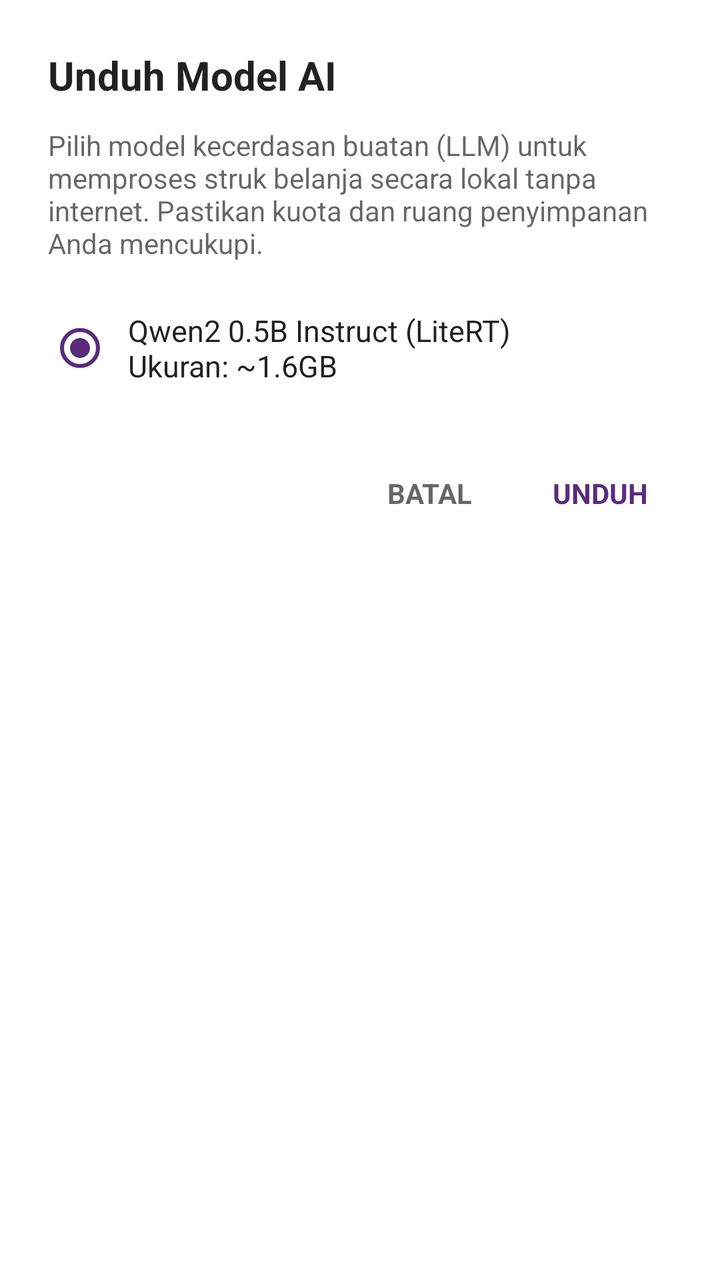
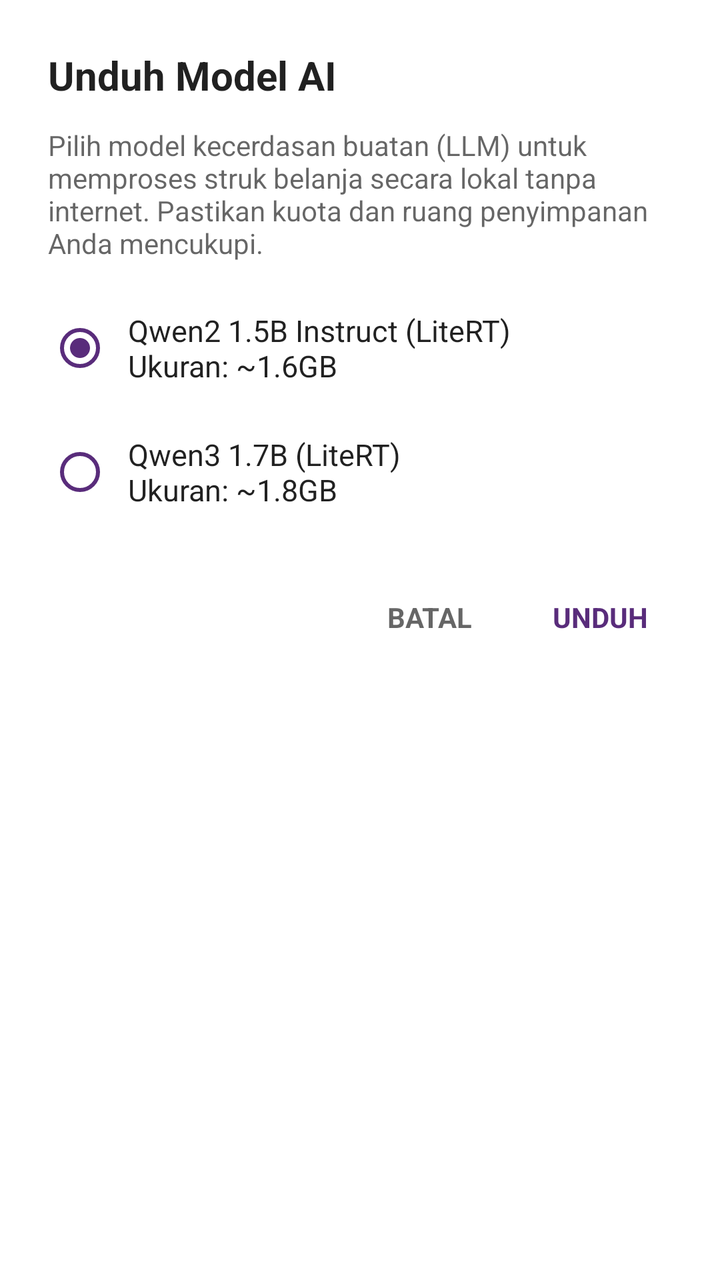

The first picture is an Android layout as it rendered before a commit; the second is the same layout after the commit. The layout source and the unified diff follow.
<!-- AndroidManifest.xml: application theme AppTheme -->
<!-- res/layout/dialog_llm.xml -->
<?xml version="1.0" encoding="utf-8"?>
<LinearLayout xmlns:android="http://schemas.android.com/apk/res/android"
    android:layout_width="match_parent"
    android:layout_height="wrap_content"
    xmlns:app="http://schemas.android.com/apk/res-auto"
    android:orientation="vertical"
    android:padding="24dp"
    android:background="?attr/colorSurface"> 

    <TextView
        android:id="@+id/txt_dialog_title"
        android:layout_width="match_parent"
        android:layout_height="wrap_content"
        android:text="Unduh Model AI"
        android:textColor="?android:textColorPrimary"
        android:textSize="20sp"
        android:textStyle="bold"
        android:layout_marginBottom="12dp" />

    <TextView
        android:id="@+id/txt_dialog_desc"
        android:layout_width="match_parent"
        android:layout_height="wrap_content"
        android:text="Pilih model kecerdasan buatan (LLM) untuk memproses struk belanja secara lokal tanpa internet. Pastikan kuota dan ruang penyimpanan Anda mencukupi."
        android:textColor="?android:textColorSecondary"
        android:textSize="14sp"
        android:layout_marginBottom="16dp" />

    
    <RadioGroup
        android:id="@+id/rg_llm_models"
        android:layout_width="match_parent"
        android:layout_height="wrap_content"
        android:layout_marginBottom="24dp">

        
        <RadioButton
            android:id="@+id/rb_qwen"
            android:layout_width="match_parent"
            android:layout_height="wrap_content"
            android:text="Qwen2 0.5B Instruct (LiteRT)\nUkuran: ~1.6GB"
            android:checked="true"
            android:padding="8dp"
            android:textColor="?android:textColorPrimary"
            android:textSize="15sp"
            app:buttonTint="?attr/colorPrimary" />

    </RadioGroup>

    
    <LinearLayout
        android:layout_width="match_parent"
        android:layout_height="wrap_content"
        android:orientation="horizontal"
        android:gravity="end">

        <TextView
            android:id="@+id/btn_cancel_dialog"
            android:layout_width="wrap_content"
            android:layout_height="wrap_content"
            android:text="BATAL"
            android:padding="12dp"
            android:textColor="?android:textColorSecondary"
            android:textStyle="bold"
            android:background="?attr/selectableItemBackground"
            android:clickable="true"
            android:focusable="true"/>

        <TextView
            android:id="@+id/btn_download_dialog"
            android:layout_width="wrap_content"
            android:layout_height="wrap_content"
            android:text="UNDUH"
            android:padding="12dp"
            android:layout_marginStart="16dp"
            android:textColor="?attr/colorPrimary"
            android:textStyle="bold"
            android:background="?attr/selectableItemBackground"
            android:clickable="true"
            android:focusable="true"/>
    </LinearLayout>

</LinearLayout>
<!-- resources referenced by this layout -->
<resources>
  <style name="AppTheme" parent="Theme.MaterialComponents.DayNight.DarkActionBar.Bridge">
          
          <item name="colorPrimary">@color/colorPrimary</item>
          <item name="colorPrimaryDark">@color/colorPrimaryDark</item>
          <item name="colorAccent">@color/colorAccent</item>
          <item name="colorControlNormal">@color/colorPrimary</item>
          <item name="colorControlActivated">@color/colorPrimary</item>
          <item name="boxStrokeColor">@color/colorPrimary</item>
          <item name="materialCalendarTheme">@style/ThemeOverlay.MaterialComponents.MaterialCalendar</item>
          <item name="materialCalendarFullscreenTheme">@style/ThemeOverlay.MaterialComponents.MaterialCalendar.Fullscreen</item>
      </style>
  <color name="colorPrimary">#592C7B</color>
  <color name="colorPrimaryDark">#41205A</color>
  <color name="colorAccent">#0960CA</color>
</resources>

<!-- the commit's change to res/layout/dialog_llm.xml (unified diff, before → after) -->
@@ -5,7 +5,7 @@
     xmlns:app="http://schemas.android.com/apk/res-auto"
     android:orientation="vertical"
     android:padding="24dp"
-    android:background="?attr/colorSurface"> 
+    android:background="?attr/colorSurface">
 
     <TextView
         android:id="@+id/txt_dialog_title"
@@ -33,13 +33,24 @@
         android:layout_height="wrap_content"
         android:layout_marginBottom="24dp">
 
-        
         <RadioButton
             android:id="@+id/rb_qwen"
             android:layout_width="match_parent"
             android:layout_height="wrap_content"
-            android:text="Qwen2 0.5B Instruct (LiteRT)\nUkuran: ~1.6GB"
+            android:text="Qwen2 1.5B Instruct (LiteRT)\nUkuran: ~1.6GB"
             android:checked="true"
+            android:padding="8dp"
+            android:textColor="?android:textColorPrimary"
+            android:textSize="15sp"
+            app:buttonTint="?attr/colorPrimary" />
+
+        
+        <RadioButton
+            android:id="@+id/rb_qwen3"
+            android:layout_width="match_parent"
+            android:layout_height="wrap_content"
+            android:text="Qwen3 1.7B (LiteRT)\nUkuran: ~1.8GB"
+            android:layout_marginTop="8dp"
             android:padding="8dp"
             android:textColor="?android:textColorPrimary"
             android:textSize="15sp"
